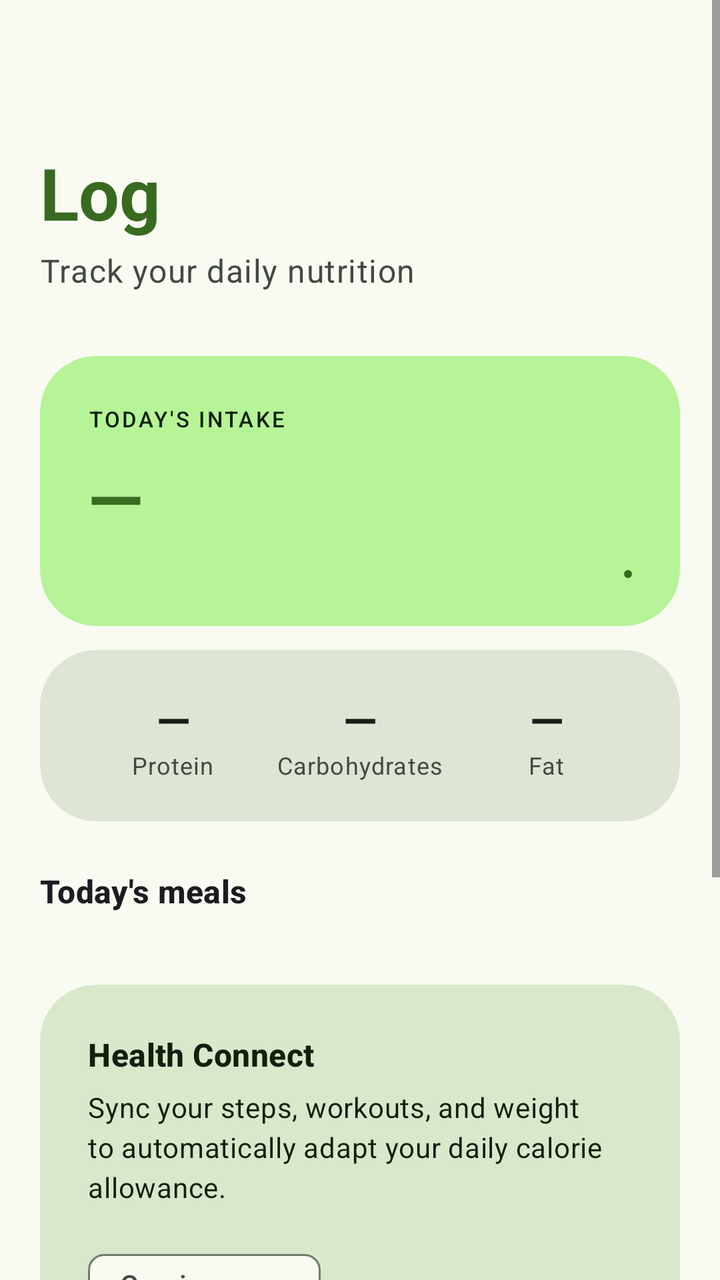
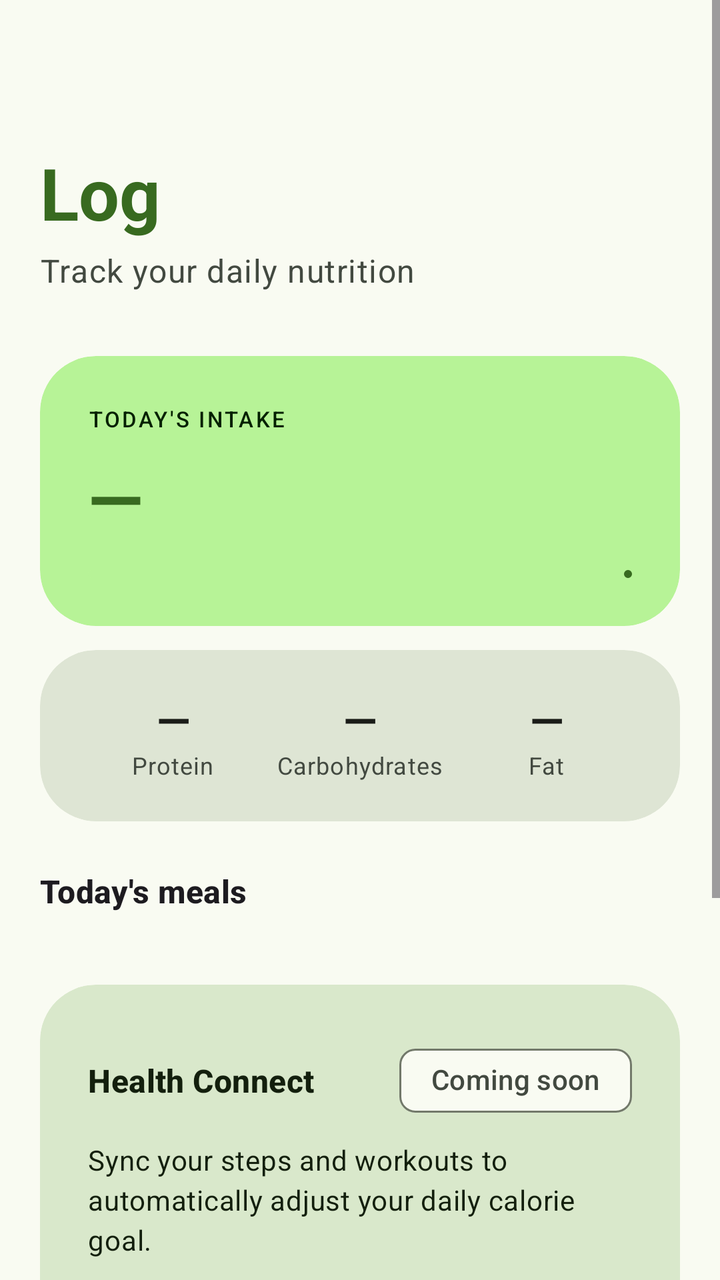

Two renders of the same Android screen: before a commit and after it. Below are the layout's source before the change and the commit's diff.
<!-- AndroidManifest.xml: application theme Theme.ScaScan -->
<!-- res/layout/fragment_log.xml -->
<?xml version="1.0" encoding="utf-8"?>
<ScrollView
    xmlns:android="http://schemas.android.com/apk/res/android"
    xmlns:app="http://schemas.android.com/apk/res-auto"
    android:id="@+id/root"
    android:layout_width="match_parent"
    android:layout_height="match_parent"
    android:fillViewport="true"
    android:background="?android:colorBackground">

    <LinearLayout
        android:layout_width="match_parent"
        android:layout_height="wrap_content"
        android:orientation="vertical"
        android:paddingHorizontal="20dp"
        android:paddingTop="72dp"
        android:paddingBottom="32dp">

        <TextView
            android:layout_width="wrap_content"
            android:layout_height="wrap_content"
            android:text="@string/nav_log"
            style="@style/TextAppearance.Material3.DisplaySmall"
            android:textStyle="bold"
            android:textColor="?attr/colorPrimary"
            android:layout_marginBottom="4dp" />

        <TextView
            android:layout_width="wrap_content"
            android:layout_height="wrap_content"
            android:text="@string/log_subtitle"
            style="@style/TextAppearance.Material3.BodyLarge"
            android:textColor="?attr/colorOnSurfaceVariant"
            android:layout_marginBottom="32dp" />

        
        <com.google.android.material.card.MaterialCardView
            android:layout_width="match_parent"
            android:layout_height="wrap_content"
            android:layout_marginBottom="12dp"
            app:cardBackgroundColor="?attr/colorPrimaryContainer"
            app:cardCornerRadius="28dp"
            app:cardElevation="0dp"
            app:strokeWidth="0dp">

            <LinearLayout
                android:layout_width="match_parent"
                android:layout_height="wrap_content"
                android:orientation="vertical"
                android:padding="24dp">

                <TextView
                    android:layout_width="wrap_content"
                    android:layout_height="wrap_content"
                    android:text="@string/log_today_intake"
                    style="@style/TextAppearance.Material3.LabelSmall"
                    android:textAllCaps="true"
                    android:letterSpacing="0.1"
                    android:textColor="?attr/colorOnPrimaryContainer"
                    android:layout_marginBottom="8dp" />

                <TextView
                    android:id="@+id/tvCalorieSummary"
                    android:layout_width="wrap_content"
                    android:layout_height="wrap_content"
                    android:text="@string/log_no_data"
                    style="@style/TextAppearance.Material3.DisplaySmall"
                    android:textStyle="bold"
                    android:textColor="?attr/colorPrimary"
                    android:layout_marginBottom="12dp" />

                <com.google.android.material.progressindicator.LinearProgressIndicator
                    android:id="@+id/progressCalories"
                    android:layout_width="match_parent"
                    android:layout_height="wrap_content"
                    android:progress="0"
                    android:max="100"
                    app:trackCornerRadius="4dp"
                    app:indicatorColor="?attr/colorPrimary"
                    app:trackColor="?attr/colorPrimaryContainer" />
            </LinearLayout>
        </com.google.android.material.card.MaterialCardView>

        
        <com.google.android.material.card.MaterialCardView
            android:layout_width="match_parent"
            android:layout_height="wrap_content"
            android:layout_marginBottom="24dp"
            app:cardBackgroundColor="?attr/colorSurfaceVariant"
            app:cardCornerRadius="28dp"
            app:cardElevation="0dp"
            app:strokeWidth="0dp">

            <LinearLayout
                android:layout_width="match_parent"
                android:layout_height="wrap_content"
                android:orientation="horizontal"
                android:padding="20dp">

                <LinearLayout
                    android:layout_width="0dp"
                    android:layout_height="wrap_content"
                    android:layout_weight="1"
                    android:orientation="vertical"
                    android:gravity="center_horizontal">

                    <TextView
                        android:id="@+id/tvLogProtein"
                        android:layout_width="wrap_content"
                        android:layout_height="wrap_content"
                        android:text="—"
                        style="@style/TextAppearance.Material3.TitleLarge"
                        android:textStyle="bold"
                        android:textColor="?attr/colorOnSurface" />

                    <TextView
                        android:layout_width="wrap_content"
                        android:layout_height="wrap_content"
                        android:text="@string/nutrient_protein"
                        style="@style/TextAppearance.Material3.BodySmall"
                        android:textColor="?attr/colorOnSurfaceVariant" />
                </LinearLayout>

                <LinearLayout
                    android:layout_width="0dp"
                    android:layout_height="wrap_content"
                    android:layout_weight="1"
                    android:orientation="vertical"
                    android:gravity="center_horizontal">

                    <TextView
                        android:id="@+id/tvLogCarbs"
                        android:layout_width="wrap_content"
                        android:layout_height="wrap_content"
                        android:text="—"
                        style="@style/TextAppearance.Material3.TitleLarge"
                        android:textStyle="bold"
                        android:textColor="?attr/colorOnSurface" />

                    <TextView
                        android:layout_width="wrap_content"
                        android:layout_height="wrap_content"
                        android:text="@string/nutrient_carbs"
                        style="@style/TextAppearance.Material3.BodySmall"
                        android:textColor="?attr/colorOnSurfaceVariant" />
                </LinearLayout>

                <LinearLayout
                    android:layout_width="0dp"
                    android:layout_height="wrap_content"
                    android:layout_weight="1"
                    android:orientation="vertical"
                    android:gravity="center_horizontal">

                    <TextView
                        android:id="@+id/tvLogFat"
                        android:layout_width="wrap_content"
                        android:layout_height="wrap_content"
                        android:text="—"
                        style="@style/TextAppearance.Material3.TitleLarge"
                        android:textStyle="bold"
                        android:textColor="?attr/colorOnSurface" />

                    <TextView
                        android:layout_width="wrap_content"
                        android:layout_height="wrap_content"
                        android:text="@string/nutrient_fat"
                        style="@style/TextAppearance.Material3.BodySmall"
                        android:textColor="?attr/colorOnSurfaceVariant" />
                </LinearLayout>
            </LinearLayout>
        </com.google.android.material.card.MaterialCardView>

        
        <TextView
            android:layout_width="wrap_content"
            android:layout_height="wrap_content"
            android:text="@string/log_entries_today"
            style="@style/TextAppearance.Material3.TitleMedium"
            android:textStyle="bold"
            android:textColor="?attr/colorOnBackground"
            android:layout_marginBottom="12dp" />

        
        <TextView
            android:id="@+id/tvEmptyLog"
            android:layout_width="match_parent"
            android:layout_height="wrap_content"
            android:text="@string/log_empty"
            style="@style/TextAppearance.Material3.BodyMedium"
            android:textColor="?attr/colorOnSurfaceVariant"
            android:layout_marginBottom="24dp"
            android:visibility="gone" />

        
        <LinearLayout
            android:id="@+id/entriesContainer"
            android:layout_width="match_parent"
            android:layout_height="wrap_content"
            android:orientation="vertical"
            android:layout_marginBottom="24dp" />

        
        <com.google.android.material.card.MaterialCardView
            android:layout_width="match_parent"
            android:layout_height="wrap_content"
            android:layout_marginBottom="12dp"
            app:cardBackgroundColor="?attr/colorSecondaryContainer"
            app:cardCornerRadius="28dp"
            app:cardElevation="0dp"
            app:strokeWidth="0dp">

            <LinearLayout
                android:layout_width="match_parent"
                android:layout_height="wrap_content"
                android:orientation="vertical"
                android:padding="24dp">

                <TextView
                    android:layout_width="wrap_content"
                    android:layout_height="wrap_content"
                    android:text="@string/log_connect_title"
                    style="@style/TextAppearance.Material3.TitleMedium"
                    android:textStyle="bold"
                    android:textColor="?attr/colorOnSecondaryContainer"
                    android:layout_marginBottom="6dp" />

                <TextView
                    android:layout_width="wrap_content"
                    android:layout_height="wrap_content"
                    android:text="@string/log_connect_body"
                    style="@style/TextAppearance.Material3.BodyMedium"
                    android:textColor="?attr/colorOnSecondaryContainer"
                    android:layout_marginBottom="16dp" />

                <com.google.android.material.chip.Chip
                    android:layout_width="wrap_content"
                    android:layout_height="wrap_content"
                    android:text="@string/coming_soon"
                    android:clickable="false"
                    style="@style/Widget.Material3.Chip.Suggestion" />
            </LinearLayout>
        </com.google.android.material.card.MaterialCardView>

        
        <com.google.android.material.card.MaterialCardView
            android:layout_width="match_parent"
            android:layout_height="wrap_content"
            app:cardBackgroundColor="?attr/colorTertiaryContainer"
            app:cardCornerRadius="28dp"
            app:cardElevation="0dp"
            app:strokeWidth="0dp">

            <LinearLayout
                android:layout_width="match_parent"
                android:layout_height="wrap_content"
                android:orientation="vertical"
                android:padding="24dp">

                <TextView
                    android:layout_width="wrap_content"
                    android:layout_height="wrap_content"
                    android:text="@string/log_adaptive_title"
                    style="@style/TextAppearance.Material3.TitleMedium"
                    android:textStyle="bold"
                    android:textColor="?attr/colorOnTertiaryContainer"
                    android:layout_marginBottom="6dp" />

                <TextView
                    android:layout_width="wrap_content"
                    android:layout_height="wrap_content"
                    android:text="@string/log_adaptive_body"
                    style="@style/TextAppearance.Material3.BodyMedium"
                    android:textColor="?attr/colorOnTertiaryContainer"
                    android:layout_marginBottom="16dp" />

                <com.google.android.material.chip.Chip
                    android:layout_width="wrap_content"
                    android:layout_height="wrap_content"
                    android:text="@string/coming_soon"
                    android:clickable="false"
                    style="@style/Widget.Material3.Chip.Suggestion" />
            </LinearLayout>
        </com.google.android.material.card.MaterialCardView>

    </LinearLayout>
</ScrollView>
<!-- resources referenced by this layout -->
<resources>
  <string name="coming_soon">Coming soon</string>
  <string name="log_adaptive_body">Your calorie goal will adjust daily based on your activity, workouts, and weight trends pulled from Health Connect.</string>
  <string name="log_adaptive_title">Adaptive targets</string>
  <string name="log_connect_body">Sync your steps, workouts, and weight to automatically adapt your daily calorie allowance.</string>
  <string name="log_connect_title">Health Connect</string>
  <string name="log_empty">No entries yet — scan or search a food to get started.</string>
  <string name="log_entries_today">Today\'s meals</string>
  <string name="log_no_data">—</string>
  <string name="log_subtitle">Track your daily nutrition</string>
  <string name="log_today_intake">Today\'s intake</string>
  <string name="nav_log">Log</string>
  <string name="nutrient_carbs">Carbohydrates</string>
  <string name="nutrient_fat">Fat</string>
  <string name="nutrient_protein">Protein</string>
  <color name="colorPrimary">#386A20</color>
  <color name="colorOnPrimary">#FFFFFF</color>
  <color name="colorPrimaryContainer">#B7F397</color>
  <color name="colorOnPrimaryContainer">#042100</color>
  <color name="colorSecondary">#55624C</color>
  <color name="colorOnSecondary">#FFFFFF</color>
  <color name="colorSecondaryContainer">#D9E8CB</color>
  <color name="colorOnSecondaryContainer">#131F0D</color>
  <color name="colorTertiary">#386663</color>
  <color name="colorOnTertiary">#FFFFFF</color>
  <color name="colorTertiaryContainer">#BCECE8</color>
  <color name="colorOnTertiaryContainer">#00201F</color>
  <color name="colorError">#BA1A1A</color>
  <color name="colorOnError">#FFFFFF</color>
  <color name="colorBackground">#F9FBF2</color>
  <color name="colorSurface">#F9FBF2</color>
  <color name="colorOnSurface">#1A1C18</color>
  <color name="colorSurfaceVariant">#DEE5D4</color>
  <color name="colorOnSurfaceVariant">#424940</color>
  <color name="colorOutline">#72796A</color>
  <color name="colorOutlineVariant">#C2C9BA</color>
  <style name="ShapeAppearance.App.Pill" parent="">
          <item name="cornerFamily">rounded</item>
          <item name="cornerSize">50%</item>
      </style>
  <style name="ShapeAppearance.App.LargeRounded" parent="">
          <item name="cornerFamily">rounded</item>
          <item name="cornerSize">28dp</item>
      </style>
  <style name="Widget.App.Button" parent="Widget.Material3.Button">
          <item name="shapeAppearance">@style/ShapeAppearance.App.Pill</item>
          <item name="android:paddingStart">24dp</item>
          <item name="android:paddingEnd">24dp</item>
      </style>
  <style name="Widget.App.Button.Outlined" parent="Widget.Material3.Button.OutlinedButton">
          <item name="shapeAppearance">@style/ShapeAppearance.App.Pill</item>
          <item name="android:paddingStart">24dp</item>
          <item name="android:paddingEnd">24dp</item>
      </style>
  <style name="Widget.App.FloatingActionButton" parent="Widget.Material3.FloatingActionButton.Large.Primary">
          <item name="shapeAppearance">@style/ShapeAppearance.App.Pill</item>
      </style>
  <style name="Widget.App.ExtendedFab" parent="Widget.Material3.ExtendedFloatingActionButton.Primary">
          <item name="shapeAppearance">@style/ShapeAppearance.App.Pill</item>
      </style>
  <style name="Widget.App.Card" parent="Widget.Material3.CardView.Filled">
          <item name="shapeAppearance">@style/ShapeAppearance.App.LargeRounded</item>
          <item name="cardElevation">0dp</item>
          <item name="strokeWidth">0dp</item>
      </style>
  <!-- unchanged entries left out for length: 1 -->
</resources>

<!-- the commit's change to res/layout/fragment_log.xml (unified diff, before → after) -->
@@ -216,21 +216,134 @@
                 android:orientation="vertical"
                 android:padding="24dp">
 
-                <TextView
-                    android:layout_width="wrap_content"
-                    android:layout_height="wrap_content"
-                    android:text="@string/log_connect_title"
-                    style="@style/TextAppearance.Material3.TitleMedium"
-                    android:textStyle="bold"
-                    android:textColor="?attr/colorOnSecondaryContainer"
-                    android:layout_marginBottom="6dp" />
-
-                <TextView
-                    android:layout_width="wrap_content"
+                
+                <LinearLayout
+                    android:layout_width="match_parent"
+                    android:layout_height="wrap_content"
+                    android:orientation="horizontal"
+                    android:gravity="center_vertical"
+                    android:layout_marginBottom="6dp">
+
+                    <TextView
+                        android:layout_width="0dp"
+                        android:layout_height="wrap_content"
+                        android:layout_weight="1"
+                        android:text="@string/log_connect_title"
+                        style="@style/TextAppearance.Material3.TitleMedium"
+                        android:textStyle="bold"
+                        android:textColor="?attr/colorOnSecondaryContainer" />
+
+                    <com.google.android.material.chip.Chip
+                        android:id="@+id/chipHcStatus"
+                        android:layout_width="wrap_content"
+                        android:layout_height="wrap_content"
+                        android:text="@string/coming_soon"
+                        android:clickable="false"
+                        style="@style/Widget.Material3.Chip.Suggestion" />
+                </LinearLayout>
+
+                <TextView
+                    android:layout_width="match_parent"
                     android:layout_height="wrap_content"
                     android:text="@string/log_connect_body"
                     style="@style/TextAppearance.Material3.BodyMedium"
                     android:textColor="?attr/colorOnSecondaryContainer"
+                    android:layout_marginBottom="16dp" />
+
+                
+                <com.google.android.material.button.MaterialButton
+                    android:id="@+id/btnConnectHealth"
+                    android:layout_width="match_parent"
+                    android:layout_height="52dp"
+                    android:text="@string/hc_connect"
+                    style="@style/Widget.Material3.Button.OutlinedButton"
+                    android:visibility="gone" />
+
+                
+                <LinearLayout
+                    android:id="@+id/hcDataRow"
+                    android:layout_width="match_parent"
+                    android:layout_height="wrap_content"
+                    android:orientation="horizontal"
+                    android:visibility="gone">
+
+                    <LinearLayout
+                        android:layout_width="0dp"
+                        android:layout_height="wrap_content"
+                        android:layout_weight="1"
+                        android:orientation="vertical">
+
+                        <TextView
+                            android:id="@+id/tvHcSteps"
+                            android:layout_width="wrap_content"
+                            android:layout_height="wrap_content"
+                            style="@style/TextAppearance.Material3.TitleMedium"
+                            android:textStyle="bold"
+                            android:textColor="?attr/colorOnSecondaryContainer" />
+
+                        <TextView
+                            android:layout_width="wrap_content"
+                            android:layout_height="wrap_content"
+                            android:text="@string/hc_label_steps"
+                            style="@style/TextAppearance.Material3.BodySmall"
+                            android:textColor="?attr/colorOnSecondaryContainer" />
+                    </LinearLayout>
+
+                    <LinearLayout
+                        android:layout_width="0dp"
+                        android:layout_height="wrap_content"
+                        android:layout_weight="1"
+                        android:orientation="vertical">
+
+                        <TextView
+                            android:id="@+id/tvHcCalories"
+                            android:layout_width="wrap_content"
+                            android:layout_height="wrap_content"
+                            style="@style/TextAppearance.Material3.TitleMedium"
+                            android:textStyle="bold"
+                            android:textColor="?attr/colorOnSecondaryContainer" />
+
+                        <TextView
+                            android:layout_width="wrap_content"
+                            android:layout_height="wrap_content"
+                            android:text="@string/hc_label_active"
+                            style="@style/TextAppearance.Material3.BodySmall"
+                            android:textColor="?attr/colorOnSecondaryContainer" />
+                    </LinearLayout>
+                </LinearLayout>
+            </LinearLayout>
+        </com.google.android.material.card.MaterialCardView>
+
+        
+        <com.google.android.material.card.MaterialCardView
+            android:layout_width="match_parent"
+            android:layout_height="wrap_content"
+            app:cardBackgroundColor="?attr/colorTertiaryContainer"
+            app:cardCornerRadius="28dp"
+            app:cardElevation="0dp"
+            app:strokeWidth="0dp">
+
+            <LinearLayout
+                android:layout_width="match_parent"
+                android:layout_height="wrap_content"
+                android:orientation="vertical"
+                android:padding="24dp">
+
+                <TextView
+                    android:layout_width="wrap_content"
+                    android:layout_height="wrap_content"
+                    android:text="@string/log_adaptive_title"
+                    style="@style/TextAppearance.Material3.TitleMedium"
+                    android:textStyle="bold"
+                    android:textColor="?attr/colorOnTertiaryContainer"
+                    android:layout_marginBottom="6dp" />
+
+                <TextView
+                    android:layout_width="wrap_content"
+                    android:layout_height="wrap_content"
+                    android:text="@string/log_adaptive_body"
+                    style="@style/TextAppearance.Material3.BodyMedium"
+                    android:textColor="?attr/colorOnTertiaryContainer"
                     android:layout_marginBottom="16dp" />
 
                 <com.google.android.material.chip.Chip
@@ -242,46 +355,5 @@
             </LinearLayout>
         </com.google.android.material.card.MaterialCardView>
 
-        
-        <com.google.android.material.card.MaterialCardView
-            android:layout_width="match_parent"
-            android:layout_height="wrap_content"
-            app:cardBackgroundColor="?attr/colorTertiaryContainer"
-            app:cardCornerRadius="28dp"
-            app:cardElevation="0dp"
-            app:strokeWidth="0dp">
-
-            <LinearLayout
-                android:layout_width="match_parent"
-                android:layout_height="wrap_content"
-                android:orientation="vertical"
-                android:padding="24dp">
-
-                <TextView
-                    android:layout_width="wrap_content"
-                    android:layout_height="wrap_content"
-                    android:text="@string/log_adaptive_title"
-                    style="@style/TextAppearance.Material3.TitleMedium"
-                    android:textStyle="bold"
-                    android:textColor="?attr/colorOnTertiaryContainer"
-                    android:layout_marginBottom="6dp" />
-
-                <TextView
-                    android:layout_width="wrap_content"
-                    android:layout_height="wrap_content"
-                    android:text="@string/log_adaptive_body"
-                    style="@style/TextAppearance.Material3.BodyMedium"
-                    android:textColor="?attr/colorOnTertiaryContainer"
-                    android:layout_marginBottom="16dp" />
-
-                <com.google.android.material.chip.Chip
-                    android:layout_width="wrap_content"
-                    android:layout_height="wrap_content"
-                    android:text="@string/coming_soon"
-                    android:clickable="false"
-                    style="@style/Widget.Material3.Chip.Suggestion" />
-            </LinearLayout>
-        </com.google.android.material.card.MaterialCardView>
-
     </LinearLayout>
 </ScrollView>
<!-- resource entries referenced after the edit -->
@@ -1,9 +1,12 @@
 <!-- resources referenced by this layout -->
 <resources>
   <string name="coming_soon">Coming soon</string>
+  <string name="hc_connect">Connect Health Connect</string>
+  <string name="hc_label_active">Burned today</string>
+  <string name="hc_label_steps">Steps today</string>
   <string name="log_adaptive_body">Your calorie goal will adjust daily based on your activity, workouts, and weight trends pulled from Health Connect.</string>
   <string name="log_adaptive_title">Adaptive targets</string>
-  <string name="log_connect_body">Sync your steps, workouts, and weight to automatically adapt your daily calorie allowance.</string>
+  <string name="log_connect_body">Sync your steps and workouts to automatically adjust your daily calorie goal.</string>
   <string name="log_connect_title">Health Connect</string>
   <string name="log_empty">No entries yet — scan or search a food to get started.</string>
   <string name="log_entries_today">Today\'s meals</string>
